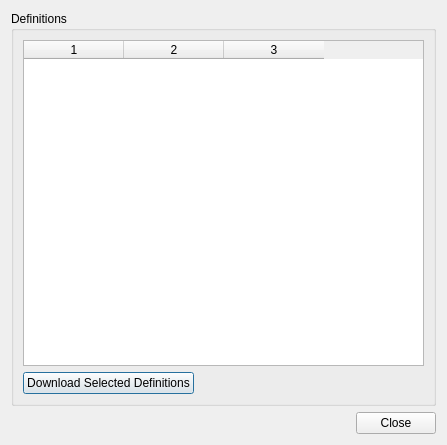
Qt form src/plugins/texteditor/generichighlighter/managedefinitionsdialog.ui (qt-creator/qt-creator) before a commit.
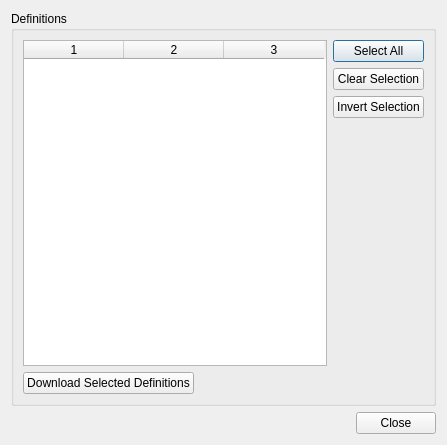
The same form after that commit.

Commit message:
Generic highlighter: Add convenience buttons to download dialog interface.
Buttons Select All/Clear Selection/Invert Selection.

The edit to the form file:
```diff
--- a/src/plugins/texteditor/generichighlighter/managedefinitionsdialog.ui
+++ b/src/plugins/texteditor/generichighlighter/managedefinitionsdialog.ui
@@ -13,20 +13,23 @@
   <property name="windowTitle">
    <string>Dialog</string>
   </property>
-  <layout class="QVBoxLayout" name="verticalLayout_2">
+  <layout class="QVBoxLayout" name="verticalLayout">
    <item>
     <widget class="QGroupBox" name="definitionsGroupBox">
      <property name="title">
       <string>Definitions</string>
      </property>
-     <layout class="QVBoxLayout" name="verticalLayout">
-      <item>
+     <layout class="QGridLayout" name="gridLayout">
+      <item row="0" column="0" rowspan="4">
        <widget class="QTableWidget" name="definitionsTable">
         <property name="editTriggers">
          <set>QAbstractItemView::NoEditTriggers</set>
         </property>
         <property name="alternatingRowColors">
-         <bool>true</bool>
+         <bool>false</bool>
+        </property>
+        <property name="selectionMode">
+         <enum>QAbstractItemView::ExtendedSelection</enum>
         </property>
         <property name="selectionBehavior">
          <enum>QAbstractItemView::SelectRows</enum>
@@ -51,7 +54,41 @@
         <column/>
        </widget>
       </item>
-      <item>
+      <item row="0" column="1">
+       <widget class="QPushButton" name="allButton">
+        <property name="text">
+         <string>Select All</string>
+        </property>
+       </widget>
+      </item>
+      <item row="1" column="1">
+       <widget class="QPushButton" name="clearButton">
+        <property name="text">
+         <string>Clear Selection</string>
+        </property>
+       </widget>
+      </item>
+      <item row="2" column="1">
+       <widget class="QPushButton" name="invertButton">
+        <property name="text">
+         <string>Invert Selection</string>
+        </property>
+       </widget>
+      </item>
+      <item row="3" column="1">
+       <spacer name="verticalSpacer">
+        <property name="orientation">
+         <enum>Qt::Vertical</enum>
+        </property>
+        <property name="sizeHint" stdset="0">
+         <size>
+          <width>20</width>
+          <height>244</height>
+         </size>
+        </property>
+       </spacer>
+      </item>
+      <item row="4" column="0" colspan="2">
        <layout class="QHBoxLayout" name="horizontalLayout">
         <item>
          <widget class="QPushButton" name="downloadButton">
```
The commit also changes 2 other files.
